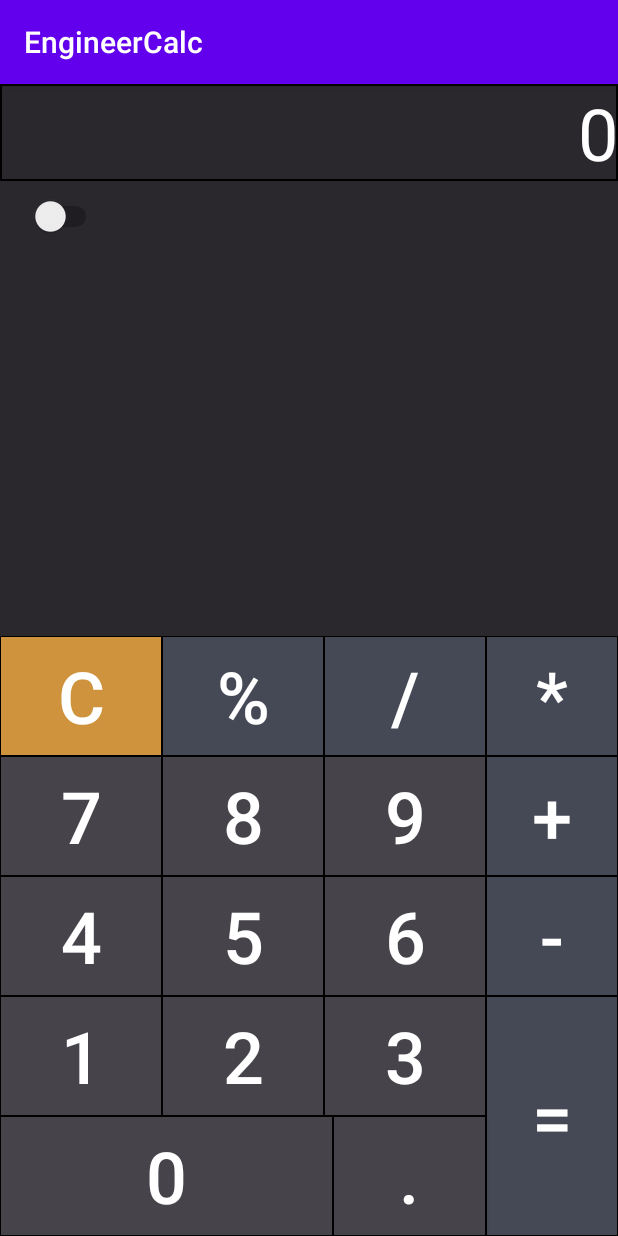
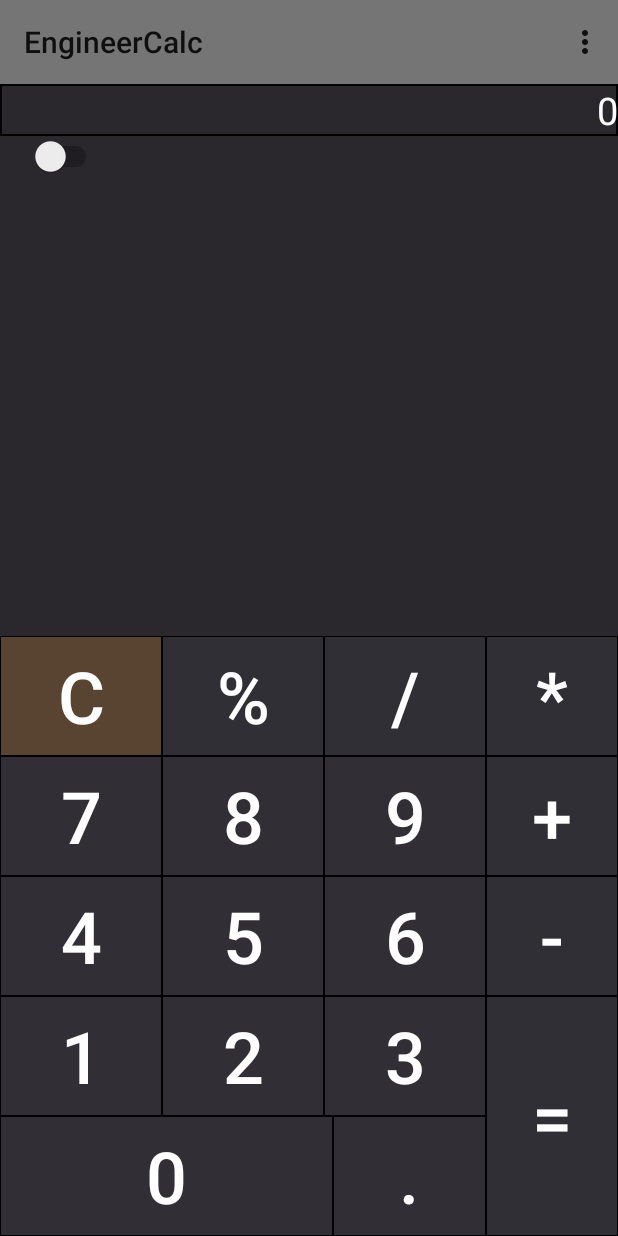
Before and after one commit to NoXis82/EngineerCalc, an Android app: the screen it shows after launch (MainActivity), on a phone screen of 412 x 824 dp. Run offline under Robolectric (Android 15) with nearby library versions, the phone set to English and light mode, and no system bars.

```diff
--- a/app/src/main/java/com/example/engineercalc/MainActivity.java
+++ b/app/src/main/java/com/example/engineercalc/MainActivity.java
@@ -1,12 +1,17 @@
 package com.example.engineercalc;
 
+import androidx.annotation.NonNull;
 import androidx.appcompat.app.AppCompatActivity;
+import androidx.appcompat.widget.Toolbar;
 
+import android.content.Intent;
 import android.os.Bundle;
+import android.view.Menu;
+import android.view.MenuItem;
 import android.view.View;
-import android.widget.Button;
 import android.widget.CompoundButton;
 import android.widget.FrameLayout;
+import android.widget.ImageView;
 import android.widget.Switch;
 
 public class MainActivity extends AppCompatActivity {
@@ -17,8 +22,33 @@ public class MainActivity extends AppCompatActivity {
     protected void onCreate(Bundle savedInstanceState) {
         super.onCreate(savedInstanceState);
         setContentView(R.layout.activity_main);
+        Toolbar myToolbar = findViewById(R.id.my_toolbar);
+        setSupportActionBar(myToolbar);
         initView();
         changeType();
+    }
+
+    @Override
+    public boolean onCreateOptionsMenu(Menu menu) {
+        getMenuInflater().inflate(R.menu.menu_main, menu);
+        return true;
+    }
+
+    @Override
+    public boolean onOptionsItemSelected(@NonNull MenuItem item) {
+        int id = item.getItemId();
+        selectionMenuId(id);
+        return super.onOptionsItemSelected(item);
+    }
+
+    public void selectionMenuId(@MenuIntDef int id) {
+        switch (id) {
+            case MenuIntDef.OPTIONS:
+                Intent intentOption = new Intent(MainActivity.this,
+                        OptionActivity.class);
+                startActivity(intentOption);
+                break;
+        }
     }
 
     public void changeType() {
@@ -37,5 +67,6 @@ public class MainActivity extends AppCompatActivity {
     public void initView() {
         beginCalc = findViewById(R.id.begin_calc);
         switchType = findViewById(R.id.switch_type);
+
     }
 }
--- a/app/src/main/res/drawable/view_digits.xml
+++ b/app/src/main/res/drawable/view_digits.xml
@@ -3,5 +3,5 @@
     android:shape="rectangle">
     <stroke android:color="@color/frame"
         android:width="1dp"/>
-    <solid android:color="@color/background"/>
+
 </shape>
--- a/app/src/main/res/layout/activity_main.xml
+++ b/app/src/main/res/layout/activity_main.xml
@@ -8,6 +8,16 @@
     android:orientation="vertical"
     tools:context=".MainActivity">
 
+    <androidx.appcompat.widget.Toolbar
+        android:id="@+id/my_toolbar"
+        android:layout_width="match_parent"
+        android:layout_height="?attr/actionBarSize"
+        android:background="?attr/colorPrimaryDark"
+        app:layout_constraintTop_toTopOf="parent"
+        app:layout_constraintBottom_toTopOf="@+id/view_digits"
+        android:theme="@style/ThemeOverlay.AppCompat.ActionBar"
+        app:popupTheme="@style/ThemeOverlay.AppCompat.Light"/>
+
     <TextView
         android:id="@+id/view_digits"
         android:layout_width="match_parent"
@@ -17,31 +27,38 @@
         android:hint="@string/begin_value"
         android:maxLength="10"
         android:textColorHint="@color/color_digits"
-        android:textSize="@android:dimen/app_icon_size"
+        android:textSize="25sp"
         app:layout_constraintBottom_toTopOf="@+id/switch_type"
         app:layout_constraintLeft_toLeftOf="parent"
         app:layout_constraintRight_toRightOf="parent"
-        app:layout_constraintTop_toTopOf="parent" />
-
+        app:layout_constraintTop_toBottomOf="@+id/my_toolbar"/>
 
     <Switch
         android:id="@+id/switch_type"
         android:layout_width="wrap_content"
         android:layout_height="wrap_content"
         android:layout_marginStart="20dp"
-        android:layout_marginTop="10dp"
         app:layout_constraintLeft_toLeftOf="parent"
+
         app:layout_constraintTop_toBottomOf="@+id/view_digits" />
 
     <FrameLayout
         android:id="@+id/engineer_calc"
         android:layout_width="match_parent"
         android:layout_height="match_parent"
-        android:layout_marginTop="110dp"
+        android:layout_marginTop="130dp"
         android:background="@color/background"
+        app:layout_constraintTop_toBottomOf="@+id/switch_type"
         app:layout_constraintBottom_toBottomOf="parent"
         app:layout_constraintLeft_toLeftOf="parent"
         app:layout_constraintRight_toRightOf="parent">
+
+        <ImageView
+            android:id="@+id/image_background"
+            android:layout_width="match_parent"
+            android:layout_height="match_parent"
+            android:background="@color/background"
+            android:scaleType="centerCrop"/>
 
 
         <LinearLayout
@@ -409,7 +426,7 @@
         android:id="@+id/begin_calc"
         android:layout_width="match_parent"
         android:layout_height="match_parent"
-        android:layout_marginTop="102dp"
+        android:layout_marginTop="130dp"
         android:background="@color/background"
         app:layout_constraintBottom_toBottomOf="parent"
         app:layout_constraintLeft_toLeftOf="parent"
@@ -417,6 +434,7 @@
         app:layout_constraintTop_toBottomOf="@+id/switch_type">
 
         <LinearLayout
+            android:id="@+id/layout_top"
             android:layout_width="match_parent"
             android:layout_height="wrap_content"
             android:layout_gravity="bottom"
--- /dev/null
+++ b/app/src/main/res/menu/menu_main.xml
@@ -0,0 +1,15 @@
+<?xml version="1.0" encoding="utf-8"?>
+<menu xmlns:android="http://schemas.android.com/apk/res/android"
+    xmlns:app="http://schemas.android.com/apk/res-auto"
+    xmlns:tools="http://schemas.android.com/tools"
+    tools:context=".MainActivity">
+
+    <item
+        android:id="@+id/action_open_options"
+        android:orderInCategory="100"
+        android:title="@string/option_item"
+        app:showAsAction="never" />
+
+
+
+</menu>
--- a/app/src/main/res/values/colors.xml
+++ b/app/src/main/res/values/colors.xml
@@ -3,13 +3,13 @@
     <color name="colorPrimary">#6200EE</color>
     <color name="colorPrimaryDark">#3700B3</color>
     <color name="colorAccent">#03DAC5</color>
-    <color name="button_clear">#CE933C</color>
-    <color name="button_digits">#46434B</color>
-    <color name="button_action">#454955</color>
+    <color name="button_clear">#46CE933C</color>
+    <color name="button_digits">#4846434B</color>
+    <color name="button_action">#3E454955</color>
     <color name="background">#2A272D</color>
     <color name="frame">#000000</color>
     <color name="color_digits">#ffffff</color>
-    <color name="color_clear">#CE933C</color>
+    <color name="color_clear">#4FCE933C</color>
 
 
 
--- a/app/src/main/res/values/strings.xml
+++ b/app/src/main/res/values/strings.xml
@@ -31,5 +31,9 @@
     <string name="factorial">x!</string>
     <string name="button_rad">rad</string>
     <string name="symbol">+/-</string>
+    <string name="option_item">Настройки</string>
+    <string name="name_file">Имя файла</string>
+    <string name="load_btn">Загрузить</string>
+
 
 </resources>
```
Also changed, not shown: app/src/main/AndroidManifest.xml (+5 -3 lines), app/src/main/java/com/example/engineercalc/MenuIntDef.java (added, +10 -0 lines), app/src/main/java/com/example/engineercalc/OptionActivity.java (added, +109 -0 lines), app/src/main/res/layout/activity_option.xml (added, +58 -0 lines).
